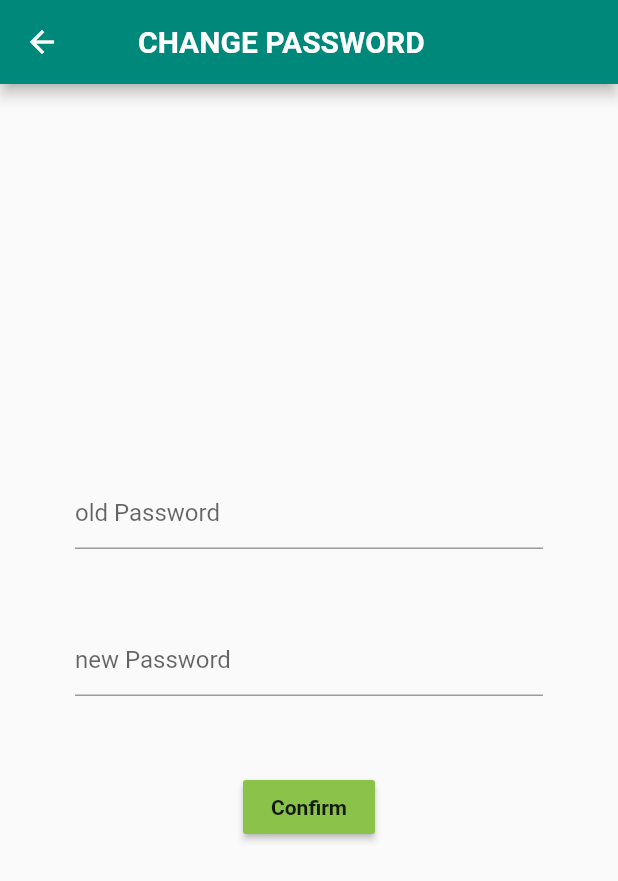
After one commit to thaniav/TheLaststraw, a Flutter app: the Changepw screen opened by its route, on a phone screen of 412 x 824 dp. The commit adds this screen. Shown: the top 881 px of the screen. Run offline on Flutter 3.47's test engine with Material 2 defaults, Android fonts, the phone set to English and light mode, and no system bars; our stand-ins replace carousel_pro, cloud_firestore, firebase_auth, firebase_storage, flutter_credit_card, flutter_spinkit and 3 more; missing offline and left inert: flutter_rounded_date_picker, flutter_ticket_widget; accounts and stored records are empty; Roboto replaces fonts that are missing (sans-serif-light).

Commit message:
added confirm password

```diff
--- /dev/null
+++ b/lib/Pages/profile/changepw.dart
@@ -0,0 +1,78 @@
+import 'package:flutter/material.dart';
+class Changepw extends StatefulWidget {
+  @override
+  _ChangepwState createState() => _ChangepwState();
+}
+
+class _ChangepwState extends State<Changepw> {
+  @override
+  Widget build(BuildContext context) {
+    return  Scaffold(
+      appBar: AppBar(
+        backgroundColor: Colors.teal[600],
+        title: Row(
+          children: <Widget>[
+            Padding(
+              padding: const EdgeInsets.only(left: 20.0),
+              child: Text(
+                'CHANGE PASSWORD',
+                style: TextStyle(
+                  fontWeight: FontWeight.bold,
+                  fontSize: 20.0,
+                  fontFamily: 'sans-serif-light',
+                  color: Colors.white,
+                ),
+              ),
+            ),
+          ],
+        ),
+      ),
+      body: Container(
+        padding: EdgeInsets.only(left:50.0,right: 50.0),
+        child:Column(
+          mainAxisAlignment: MainAxisAlignment.center,
+          children: <Widget>[
+            TextFormField(
+                validator: (val) => val.length<6? 'Enter a password 6+ chars long': null,
+                decoration: InputDecoration(
+
+                  hintText: 'old Password',
+                  labelStyle: TextStyle(
+                    fontFamily: 'Montserrat',
+                    color:Colors.grey,
+                  ),
+                ),
+                obscureText: true,
+            ),
+            SizedBox(
+              height: 50.0,
+            ),
+            TextFormField(
+              validator: (val) => val.length<6? 'Enter a password 6+ chars long': null,
+              decoration: InputDecoration(
+
+                hintText: 'new Password',
+                labelStyle: TextStyle(
+                  fontFamily: 'Montserrat',
+                  color:Colors.grey,
+                ),
+              ),
+              obscureText: true,
+            ),
+            SizedBox(
+              height: 50.0,
+            ),
+            RaisedButton(
+              color: Colors.lightGreen,
+              child: Text('Confirm',style:TextStyle(fontWeight:FontWeight.bold),
+
+              ),
+              onPressed: (){
+              },
+            ),
+          ],
+        ),
+      ),
+    );
+  }
+}
--- a/lib/main.dart
+++ b/lib/main.dart
@@ -37,10 +37,8 @@ import 'package:palet/models/user.dart';
 import 'package:palet/services/auth.dart';
 import 'package:provider/provider.dart';
 import 'package:palet/Pages/profile/kyc.dart';
-
+import 'package:palet/Pages/profile/changepw.dart';
 import 'constants.dart';
-
-
 void main() => runApp(MyApp());
 
  class MyApp extends StatelessWidget {
@@ -62,6 +60,7 @@ void main() => runApp(MyApp());
   '/recharge':(context) => MobileRecharge(),
   BusTicketsBLABLA.id :(context) => BusTicketsBLABLA(),
   '/kyc':(context) =>KYC(),
+  '/changepw':(context) =>Changepw(),
   ChooseCards.id: (context) => ChooseCards(),
 addcard.id: (context) => addcard(),
   BusTicketsPage.id: (context) => BusTicketsPage(),
```
Also changed, not shown: lib/Pages/profile/ProfilePage.dart (+24 -42 lines).
